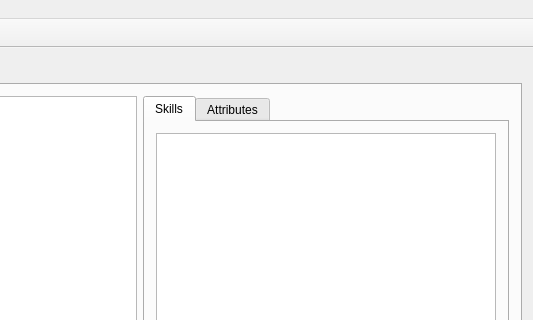
Old version of the form Runesmith/runesmith.ui in the repository DFHack/Runesmith; both pictures show x 437 to 970 and y 0 to 320 of the 970 by 590 pixel window.
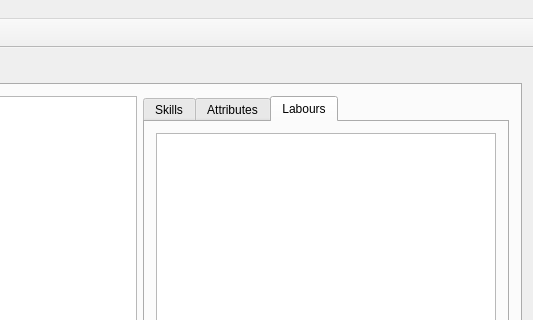
New version of the form. The open tabs and pages were chosen to show the change. Icons and pictures are not drawn.

```diff
--- a/Runesmith/runesmith.ui
+++ b/Runesmith/runesmith.ui
@@ -170,6 +170,16 @@
             </item>
            </layout>
           </widget>
+          <widget class="QWidget" name="dLabTab">
+           <attribute name="title">
+            <string>Labours</string>
+           </attribute>
+           <layout class="QGridLayout" name="gridLayout_8">
+            <item row="0" column="0">
+             <widget class="QTableView" name="dLabTV"/>
+            </item>
+           </layout>
+          </widget>
          </widget>
         </item>
        </layout>
```
Left out of the diff: 10 changed lines with no effect on the pictures.
